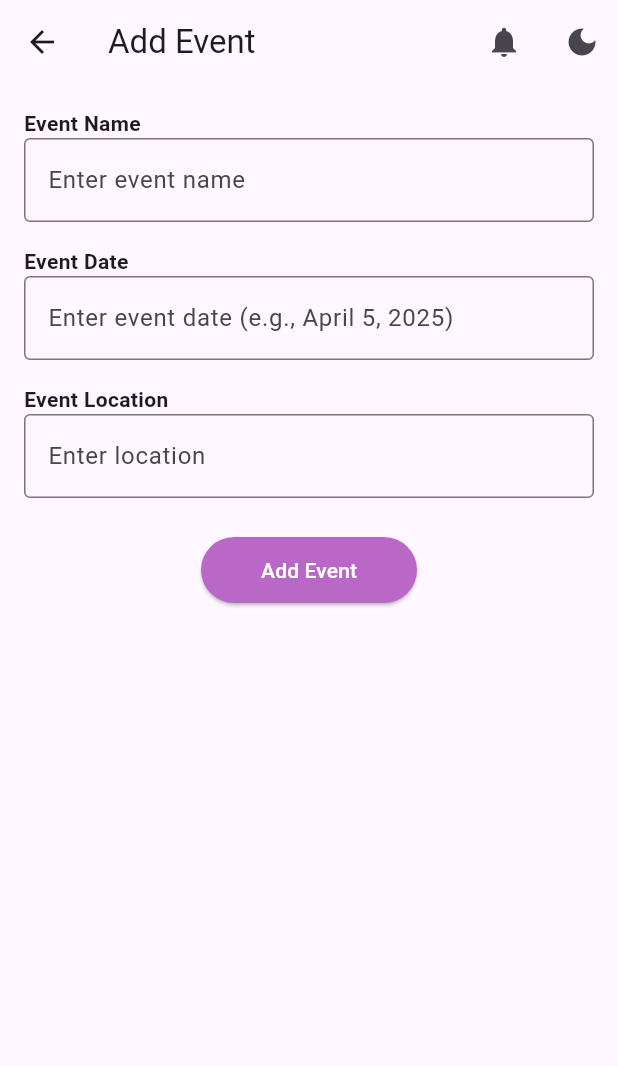
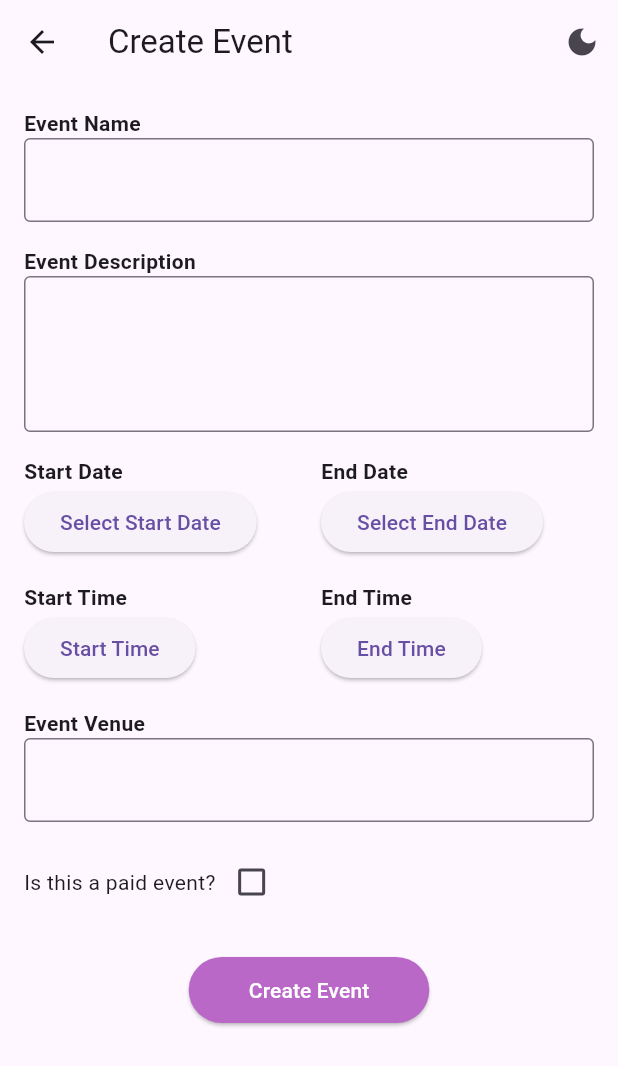
Before and after one commit to priya-490/Event-Management2, a Flutter app: the AddEventScreen screen opened directly, on a phone screen of 412 x 824 dp. Shown: the top 1066 px of the screen. Run offline on Flutter 3.47's test engine with Material 3 defaults, Android fonts, the phone set to English and light mode, and no system bars; our stand-ins replace cloud_firestore, firebase_auth, firebase_core, flutter_svg; accounts and stored records are empty.

Commit message:
folders created and add event page improved

```diff
--- /dev/null
+++ b/lib/AdminDashboard/add_event.dart
@@ -0,0 +1,221 @@
+import 'package:flutter/material.dart';
+import 'package:provider/provider.dart';
+import '../Theme/theme_provider.dart';
+
+class AddEventScreen extends StatefulWidget {
+  const AddEventScreen({super.key});
+
+  @override
+  _AddEventScreenState createState() => _AddEventScreenState();
+}
+
+class _AddEventScreenState extends State<AddEventScreen> {
+  final _formKey = GlobalKey<FormState>();
+
+  String eventName = '';
+  String eventDescription = '';
+  DateTime? startDate;
+  DateTime? endDate;
+  String eventLocation = '';
+  TimeOfDay? startTime;
+  TimeOfDay? endTime;
+  bool isPaid = false;
+  double eventFee = 0.0;
+
+  Future<void> _selectDate(BuildContext context, bool isStart) async {
+    final DateTime? picked = await showDatePicker(
+      context: context,
+      initialDate: DateTime.now(),
+      firstDate: DateTime(2000),
+      lastDate: DateTime(2100),
+    );
+    if (picked != null) {
+      setState(() {
+        if (isStart) {
+          startDate = picked;
+          if (endDate != null && endDate!.isBefore(startDate!)) {
+            endDate = null;
+          }
+        } else {
+          endDate = picked;
+        }
+      });
+    }
+  }
+
+  Future<void> _selectTime(BuildContext context, bool isStart) async {
+    final TimeOfDay? picked = await showTimePicker(
+      context: context,
+      initialTime: TimeOfDay.now(),
+    );
+    if (picked != null) {
+      setState(() {
+        if (isStart) {
+          startTime = picked;
+        } else {
+          endTime = picked;
+        }
+      });
+    }
+  }
+
+  @override
+  Widget build(BuildContext context) {
+    final themeProvider = Provider.of<ThemeProvider>(context);
+    return Scaffold(
+      appBar: AppBar(
+        title: const Text("Create Event"),
+        leading: IconButton(
+          icon: const Icon(Icons.arrow_back),
+          onPressed: () => Navigator.pop(context),
+        ),
+        actions: [
+          IconButton(
+            icon: Icon(
+              themeProvider.isDarkMode ? Icons.light_mode : Icons.dark_mode,
+            ),
+            onPressed: () => themeProvider.toggleTheme(),
+          ),
+        ],
+      ),
+      body: Padding(
+        padding: const EdgeInsets.all(16.0),
+        child: Form(
+          key: _formKey,
+          child: ListView(
+            children: [
+              const Text("Event Name", style: TextStyle(fontWeight: FontWeight.bold)),
+              TextFormField(
+                decoration: const InputDecoration(border: OutlineInputBorder()),
+                validator: (value) => value!.isEmpty ? 'Please enter event name' : null,
+                onSaved: (value) => eventName = value!,
+              ),
+              const SizedBox(height: 16),
+
+              const Text("Event Description", style: TextStyle(fontWeight: FontWeight.bold)),
+              TextFormField(
+                decoration: const InputDecoration(border: OutlineInputBorder()),
+                maxLines: 3,
+                onSaved: (value) => eventDescription = value!,
+              ),
+              const SizedBox(height: 16),
+
+              Row(
+                children: [
+                  Expanded(
+                    child: Column(
+                      crossAxisAlignment: CrossAxisAlignment.start,
+                      children: [
+                        const Text("Start Date", style: TextStyle(fontWeight: FontWeight.bold)),
+                        ElevatedButton(
+                          onPressed: () => _selectDate(context, true),
+                          child: Text(startDate == null ? 'Select Start Date' : '${startDate!.toLocal()}'.split(' ')[0]),
+                        ),
+                      ],
+                    ),
+                  ),
+                  const SizedBox(width: 16),
+                  Expanded(
+                    child: Column(
+                      crossAxisAlignment: CrossAxisAlignment.start,
+                      children: [
+                        const Text("End Date", style: TextStyle(fontWeight: FontWeight.bold)),
+                        ElevatedButton(
+                          onPressed: () => _selectDate(context, false),
+                          child: Text(endDate == null ? 'Select End Date' : '${endDate!.toLocal()}'.split(' ')[0]),
+                        ),
+                      ],
+                    ),
+                  ),
+                ],
+              ),
+              const SizedBox(height: 16),
+
+              Row(
+                children: [
+                  Expanded(
+                    child: Column(
+                      crossAxisAlignment: CrossAxisAlignment.start,
+                      children: [
+                        const Text("Start Time", style: TextStyle(fontWeight: FontWeight.bold)),
+                        ElevatedButton(
+                          onPressed: () => _selectTime(context, true),
+                          child: Text(startTime == null ? 'Start Time' : startTime!.format(context)),
+                        ),
+                      ],
+                    ),
+                  ),
+                  const SizedBox(width: 16),
+                  Expanded(
+                    child: Column(
+                      crossAxisAlignment: CrossAxisAlignment.start,
+                      children: [
+                        const Text("End Time", style: TextStyle(fontWeight: FontWeight.bold)),
+                        ElevatedButton(
+                          onPressed: () => _selectTime(context, false),
+                          child: Text(endTime == null ? 'End Time' : endTime!.format(context)),
+                        ),
+                      ],
+                    ),
+                  ),
+                ],
+              ),
+              const SizedBox(height: 16),
+
+              const Text("Event Venue", style: TextStyle(fontWeight: FontWeight.bold)),
+              TextFormField(
+                decoration: const InputDecoration(border: OutlineInputBorder()),
+                validator: (value) => value!.isEmpty ? 'Please enter event venue' : null,
+                onSaved: (value) => eventLocation = value!,
+              ),
+              const SizedBox(height: 16),
+
+              Row(
+                children: [
+                  const Text("Is this a paid event?"),
+                  Checkbox(
+                    value: isPaid,
+                    onChanged: (value) => setState(() => isPaid = value!),
+                  ),
+                ],
+              ),
+
+              if (isPaid)
+                TextFormField(
+                  decoration: const InputDecoration(hintText: "Enter fee amount", border: OutlineInputBorder()),
+                  keyboardType: TextInputType.number,
+                  onSaved: (value) => eventFee = double.parse(value!),
+                ),
+
+              const SizedBox(height: 24),
+
+              Center(
+                child: ElevatedButton(
+                  onPressed: _saveEvent,
+                  style: ElevatedButton.styleFrom(
+                    backgroundColor: Colors.purple.shade300,
+                    foregroundColor: Colors.white,
+                    padding: const EdgeInsets.symmetric(horizontal: 40, vertical: 12),
+                  ),
+                  child: const Text("Create Event"),
+                ),
+              ),
+            ],
+          ),
+        ),
+      ),
+    );
+  }
+
+
+void _saveEvent() {
+    if (_formKey.currentState!.validate()) {
+      _formKey.currentState!.save();
+
+      ScaffoldMessenger.of(context).showSnackBar(
+        SnackBar(content: Text("Event '$eventName' added successfully!")),
+      );
+    }
+  }
+
+}
--- a/lib/admin_dashboard.dart
+++ b/lib/AdminDashboard/admin_dashboard.dart
@@ -1,6 +1,6 @@
 import 'package:flutter/material.dart';
 import 'package:provider/provider.dart';
-import 'theme_provider.dart';
+import '../Theme/theme_provider.dart';
 import 'add_event.dart';
 import 'event_details.dart';
 
--- a/lib/event_details.dart
+++ b/lib/AdminDashboard/event_details.dart
@@ -1,6 +1,6 @@
 import 'package:flutter/material.dart';
 import 'package:provider/provider.dart';
-import 'theme_provider.dart';
+import '../Theme/theme_provider.dart';
 
 class EventDetailsPage extends StatelessWidget {
   final String title;
--- a/lib/sign_in_screen.dart
+++ b/lib/Authentication/sign_in_screen.dart
@@ -3,8 +3,8 @@ import 'package:flutter/material.dart';
 import 'package:firebase_auth/firebase_auth.dart';
 import 'package:cloud_firestore/cloud_firestore.dart';
 
-import 'home_screen.dart';
-import 'admin_dashboard.dart'; // Import admin dashboard
+import '../StudentDashboard/home_screen.dart';
+import '../AdminDashboard/admin_dashboard.dart'; // Import admin dashboard
 
 class SignInScreen extends StatefulWidget {
   const SignInScreen({super.key});
--- a/lib/event_box.dart
+++ b/lib/StudentDashboard/event_box.dart
@@ -1,6 +1,6 @@
 import 'package:flutter/material.dart';
 import 'package:provider/provider.dart'; // ✅ Import Provider
-import 'theme_provider.dart'; // ✅ Import ThemeProvider
+import '../Theme/theme_provider.dart'; // ✅ Import ThemeProvider
 
 class EventBox extends StatelessWidget {
   final String title;
--- a/lib/home_screen.dart
+++ b/lib/StudentDashboard/home_screen.dart
@@ -92,9 +92,9 @@
 import 'package:flutter/material.dart';
 import 'package:firebase_auth/firebase_auth.dart';
 import 'package:provider/provider.dart';
-import 'theme_provider.dart';
+import '../Theme/theme_provider.dart';
 import 'event_box.dart';
-import 'landing_page.dart'; // Import the Landing Page for redirection
+import '../LandingPage/landing_page.dart'; // Import the Landing Page for redirection
 
 class HomeScreen extends StatelessWidget {
   const HomeScreen({super.key});
--- a/lib/add_event.dart
+++ /dev/null
@@ -1,123 +0,0 @@
-import 'package:flutter/material.dart';
-import 'package:provider/provider.dart';
-import 'theme_provider.dart';
-
-class AddEventScreen extends StatefulWidget {
-  const AddEventScreen({super.key});
-
-  @override
-  _AddEventScreenState createState() => _AddEventScreenState();
-}
-
-class _AddEventScreenState extends State<AddEventScreen> {
-  final _formKey = GlobalKey<FormState>();
-
-  String eventName = '';
-  String eventDate = '';
-  String eventLocation = '';
-
-  @override
-  Widget build(BuildContext context) {
-    final themeProvider = Provider.of<ThemeProvider>(context);
-    return Scaffold(
-      appBar: AppBar(
-        title: const Text("Add Event"),
-        leading: IconButton(
-          icon: const Icon(Icons.arrow_back),
-          onPressed: () => Navigator.pop(context),
-        ),
-        actions:  [
-          Icon(Icons.notifications),
-          SizedBox(width: 16),
-          IconButton(
-            icon: Icon(
-              themeProvider.isDarkMode ? Icons.light_mode : Icons.dark_mode,
-            ),
-            onPressed: () {
-              themeProvider.toggleTheme();
-            },
-          ),
-        ],
-      ),
-      body: Padding(
-        padding: const EdgeInsets.all(16.0),
-        child: Form(
-          key: _formKey,
-          child: Column(
-            crossAxisAlignment: CrossAxisAlignment.start,
-            children: [
-              const Text("Event Name", style: TextStyle(fontWeight: FontWeight.bold)),
-              TextFormField(
-                decoration: const InputDecoration(
-                  hintText: "Enter event name",
-                  border: OutlineInputBorder(),
-                ),
-                validator: (value) {
-                  if (value == null || value.isEmpty) {
-                    return 'Please enter event name';
-                  }
-                  return null;
-                },
-                onSaved: (value) => eventName = value!,
-              ),
-              const SizedBox(height: 16),
-
-              const Text("Event Date", style: TextStyle(fontWeight: FontWeight.bold)),
-              TextFormField(
-                decoration: const InputDecoration(
-                  hintText: "Enter event date (e.g., April 5, 2025)",
-                  border: OutlineInputBorder(),
-                ),
-                validator: (value) {
-                  if (value == null || value.isEmpty) {
-                    return 'Please enter event date';
-                  }
-                  return null;
-                },
-                onSaved: (value) => eventDate = value!,
-              ),
-              const SizedBox(height: 16),
-
-              const Text("Event Location", style: TextStyle(fontWeight: FontWeight.bold)),
-              TextFormField(
-                decoration: const InputDecoration(
-                  hintText: "Enter location",
-                  border: OutlineInputBorder(),
-                ),
-                validator: (value) {
-                  if (value == null || value.isEmpty) {
-                    return 'Please enter event location';
-                  }
-                  return null;
-                },
-                onSaved: (value) => eventLocation = value!,
-              ),
-              const SizedBox(height: 24),
-
-              Center(
-                child: ElevatedButton(
-                  onPressed: _saveEvent,
-                  style: ElevatedButton.styleFrom(
-                    backgroundColor: Colors.purple.shade300,
-                    foregroundColor: Colors.white,
-                    padding: const EdgeInsets.symmetric(horizontal: 40, vertical: 12),
-                  ),
-                  child: const Text("Add Event"),
-                ),
-              ),
-            ],
-          ),
-        ),
-      ),
-    );
-  }
-
-  void _saveEvent() {
-    if (_formKey.currentState!.validate()) {
-      _formKey.currentState!.save();
-      ScaffoldMessenger.of(context).showSnackBar(
-        SnackBar(content: Text("Event '$eventName' added successfully!")),
-      );
-    }
-  }
-}
```
Also changed, not shown: lib/Authentication/sign_up_screen.dart (renamed from lib/sign_up_screen.dart, +2 -34 lines), lib/LandingPage/get_notification.dart (renamed from lib/get_notification.dart, +4 -4 lines), lib/main.dart (+16 -12 lines), lib/Authentication/email_sent.dart (renamed from lib/email_sent.dart), lib/Authentication/forgot_password.dart (renamed from lib/forgot_password.dart), lib/Authentication/sign_in_sign_up.dart (renamed from lib/sign_in_sign_up.dart), lib/FirebaseOptions/firebase_options.dart (renamed from lib/firebase_options.dart), lib/LandingPage/landing_page.dart (renamed from lib/landing_page.dart), lib/Theme/theme.dart (renamed from lib/theme.dart), lib/Theme/theme_provider.dart (renamed from lib/theme_provider.dart), lib/logo1.png (deleted).
